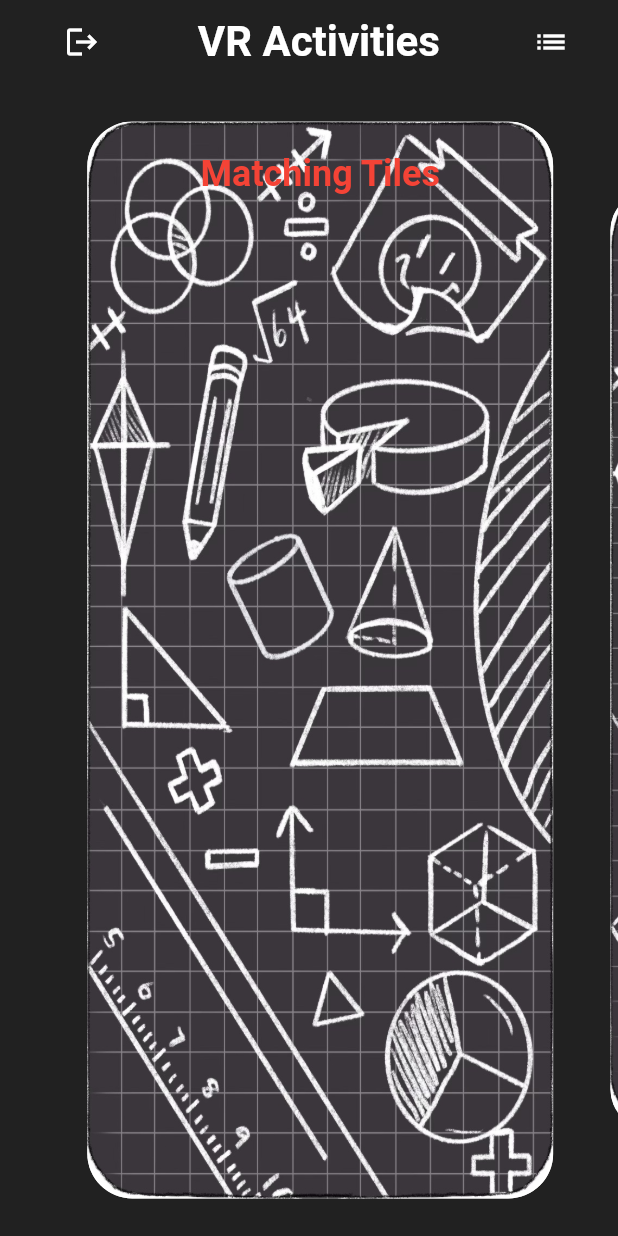
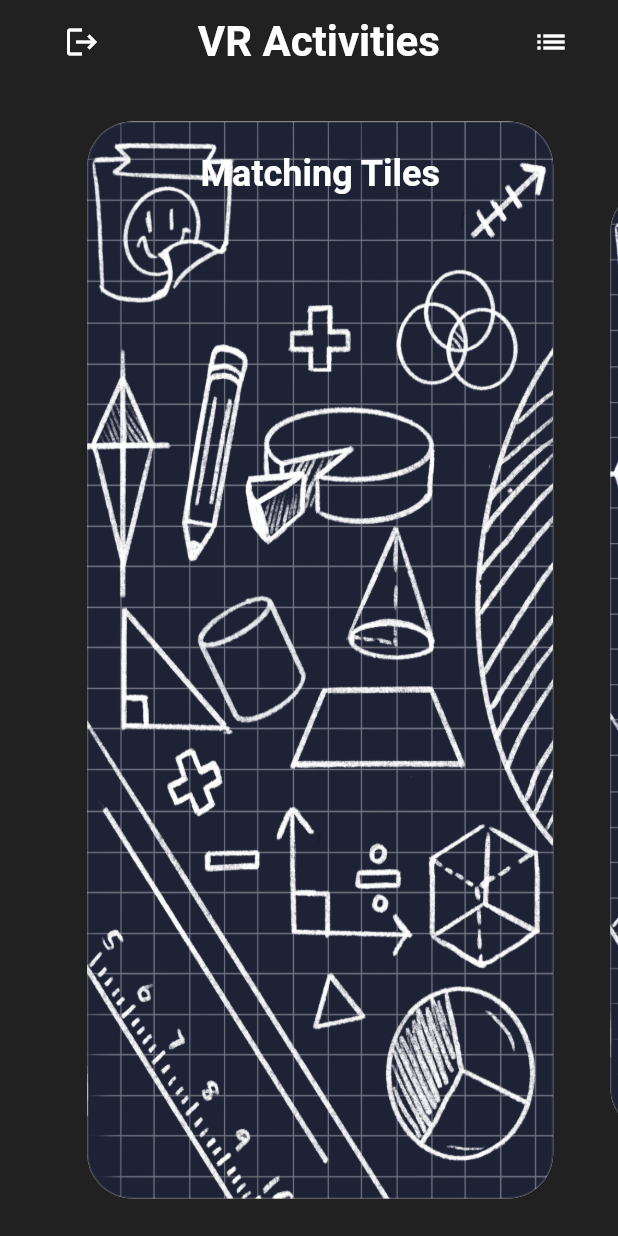
Before and after one commit to AryamanDubey28/AdAstraApp, a Flutter app: the SelectionTiles screen opened directly, on a phone screen of 412 x 824 dp. Run offline on Flutter 3.47's test engine with Material 2 defaults, Android fonts, the phone set to English and light mode, and no system bars; drawn by our look-alikes of carousel_slider, focused_menu; our stand-ins replace auto_size_text, cloud_firestore, firebase_auth, firebase_core, firebase_database, flutter_fadein and 11 more; missing offline and left inert: googleapis, gsheets; accounts and stored records are empty; network calls fail; key blocks and very long unbroken strings in the code were emptied for the run.

Commit message:
new screens

```diff
--- a/lib/central screens/nav bar routes/selection_tiles.dart
+++ b/lib/central screens/nav bar routes/selection_tiles.dart
@@ -385,7 +385,7 @@ class SelectionTiles extends StatelessWidget {
                           borderRadius: BorderRadius.circular(30),
                           image: DecorationImage(
                             image: AssetImage(
-                                'lib/assets/central_screen/Numeracy_screen2.jpg'),
+                                'lib/assets/central_screen/new_numeracy_screen.png'),
                             fit: BoxFit.fill,
                           ),
                         ),
@@ -401,7 +401,7 @@ class SelectionTiles extends StatelessWidget {
                                 style: TextStyle(
                                   fontSize: 24.0,
                                   fontWeight: FontWeight.bold,
-                                  color: Colors.red,
+                                  color: Colors.white,
                                 ),
                               ),
                             ),
```
Also changed, not shown: lib/assets/central_screen/new_numeracy_screen.png (added), 1 other file.
